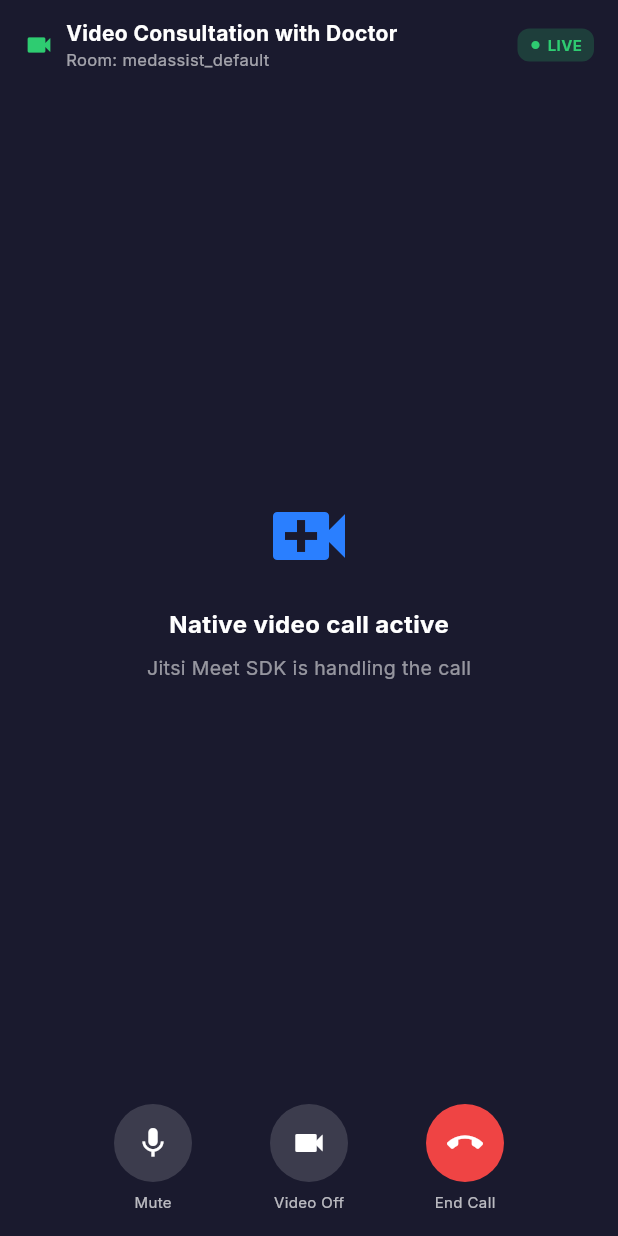
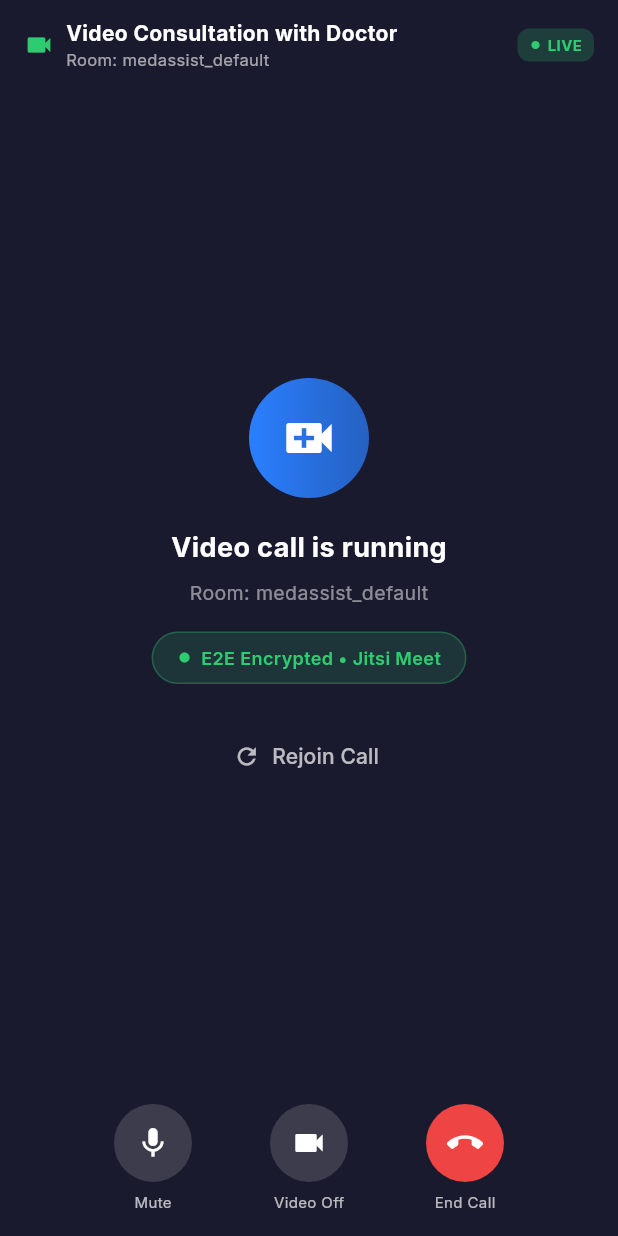
Before and after one commit to ADG1411/MedAssist-AI, a Flutter app: the ConsultationScreen screen opened by its route, after a tap on "Join Consultation", on a phone screen of 412 x 824 dp. Run offline on Flutter 3.47's test engine with Material 3 defaults, Android fonts, the phone set to English and light mode, and no system bars; our stand-ins replace cached_network_image, connectivity_plus, equatable, file_picker, fl_chart, flutter_dotenv and 12 more; missing offline and left inert: dart:html, dart:ui_web, health, jitsi_meet_flutter_sdk, liquid_glass_renderer, mobile_scanner and 1 more; accounts and stored records are empty.

Commit message:
feat: implement cross-platform Jitsi video consultation screen with lobby and call controls

```diff
--- a/Patient/lib/features/consultation/consultation_native.dart
+++ b/Patient/lib/features/consultation/consultation_native.dart
@@ -1,36 +1,158 @@
-// Native-specific Jitsi implementation
-// On mobile, we'll use Jitsi Meet Flutter SDK or a simple fallback
+// Native-specific Jitsi implementation using jitsi_meet_flutter_sdk
+// On Android/iOS, launches the real Jitsi Meet native SDK for full E2E video
 
 import 'package:flutter/material.dart';
+import 'package:jitsi_meet_flutter_sdk/jitsi_meet_flutter_sdk.dart';
 import '../../core/theme/app_colors.dart';
 
+// Store the Jitsi plugin instance
+final _jitsiMeet = JitsiMeet();
+String? _activeRoomId;
+
 void registerJitsiView(String roomId) {
-  // No-op on native — the native SDK doesn't use view factories
+  _activeRoomId = roomId;
 }
 
 Widget buildJitsiView(String roomId) {
-  // Placeholder for native platforms
-  // In production, this would launch the Jitsi Meet native SDK
-  // For now, show a waiting screen
+  // This returns a widget that provides a "Connected" status
+  // The actual Jitsi call runs as a native overlay via the SDK
+  return _NativeJitsiCallView(roomId: roomId);
+}
+
+/// Launch the real Jitsi meeting (called from consultation_screen.dart)
+Future<void> launchJitsiMeeting({
+  required String roomId,
+  String displayName = 'MedAssist Patient',
+  bool audioMuted = false,
+  bool videoMuted = false,
+}) async {
+  final options = JitsiMeetConferenceOptions(
+    serverURL: 'https://meet.jit.si',
+    room: roomId,
+    configOverrides: {
+      'startWithAudioMuted': audioMuted,
+      'startWithVideoMuted': videoMuted,
+      'subject': 'MedAssist Consultation',
+      'prejoinPageEnabled': false,
+    },
+    featureFlags: {
+      'unsaferoomwarning.enabled': false,
+      'security-options.enabled': false,
+      'lobby-mode.enabled': false,
+      'invite.enabled': false,
+      'live-streaming.enabled': false,
+      'recording.enabled': false,
+      'breakout-rooms.enabled': false,
+      'pip.enabled': true,
+      'chat.enabled': true,
+    },
+    userInfo: JitsiMeetUserInfo(
+      displayName: displayName,
+      email: '',
+    ),
+  );
+
+  await _jitsiMeet.join(options);
+}
+
+/// Internal widget shown in the consultation screen while the native
+/// Jitsi overlay is running on top.
+class _NativeJitsiCallView extends StatefulWidget {
+  final String roomId;
+  const _NativeJitsiCallView({required this.roomId});
+
+  @override
+  State<_NativeJitsiCallView> createState() => _NativeJitsiCallViewState();
+}
+
+class _NativeJitsiCallViewState extends State<_NativeJitsiCallView> {
+  bool _launched = false;
+
+  @override
+  void initState() {
+    super.initState();
+    // Auto-launch the native Jitsi call
+    _launchCall();
+  }
+
+  Future<void> _launchCall() async {
+    if (_launched) return;
+    _launched = true;
+
+    // Short delay to let the UI settle
+    await Future.delayed(const Duration(milliseconds: 500));
+
+    try {
+      await launchJitsiMeeting(roomId: widget.roomId);
+    } catch (e) {
+      debugPrint('Jitsi launch error: $e');
+    }
+  }
+
+  @override
+  Widget build(BuildContext context) {
     return Container(
       color: const Color(0xFF1A1A2E),
-    child: const Center(
+      child: Center(
         child: Column(
           mainAxisAlignment: MainAxisAlignment.center,
           children: [
-          Icon(Icons.video_call, size: 64, color: AppColors.primary),
-          SizedBox(height: 16),
+            Container(
+              width: 80,
+              height: 80,
+              decoration: BoxDecoration(
+                shape: BoxShape.circle,
+                gradient: LinearGradient(
+                  colors: [
+                    AppColors.primary,
+                    AppColors.primary.withValues(alpha: 0.7),
+                  ],
+                ),
+              ),
+              child: const Icon(Icons.video_call, size: 40, color: Colors.white),
+            ),
+            const SizedBox(height: 20),
+            const Text(
+              'Video call is running',
+              style: TextStyle(color: Colors.white, fontSize: 18, fontWeight: FontWeight.bold),
+            ),
+            const SizedBox(height: 8),
             Text(
-            'Native video call active',
-            style: TextStyle(color: Colors.white, fontSize: 16, fontWeight: FontWeight.bold),
+              'Room: ${widget.roomId}',
+              style: TextStyle(color: Colors.white.withValues(alpha: 0.5), fontSize: 13),
             ),
-          SizedBox(height: 8),
+            const SizedBox(height: 16),
+            Container(
+              padding: const EdgeInsets.symmetric(horizontal: 16, vertical: 8),
+              decoration: BoxDecoration(
+                color: AppColors.success.withValues(alpha: 0.15),
+                borderRadius: BorderRadius.circular(20),
+                border: Border.all(color: AppColors.success.withValues(alpha: 0.3)),
+              ),
+              child: const Row(
+                mainAxisSize: MainAxisSize.min,
+                children: [
+                  Icon(Icons.fiber_manual_record, color: AppColors.success, size: 10),
+                  SizedBox(width: 6),
                   Text(
-            'Jitsi Meet SDK is handling the call',
-            style: TextStyle(color: Colors.white54, fontSize: 13),
+                    'E2E Encrypted • Jitsi Meet',
+                    style: TextStyle(color: AppColors.success, fontSize: 12, fontWeight: FontWeight.w600),
+                  ),
+                ],
+              ),
+            ),
+            const SizedBox(height: 24),
+            TextButton.icon(
+              onPressed: () async {
+                setState(() => _launched = false);
+                await _launchCall();
+              },
+              icon: const Icon(Icons.refresh, color: Colors.white70, size: 18),
+              label: const Text('Rejoin Call', style: TextStyle(color: Colors.white70)),
             ),
           ],
         ),
       ),
     );
   }
+}
--- a/Patient/lib/features/consultation/consultation_screen.dart
+++ b/Patient/lib/features/consultation/consultation_screen.dart
@@ -35,13 +35,7 @@ class _ConsultationScreenState extends State<ConsultationScreen> {
   }
 
   void _joinMeeting() {
-    if (kIsWeb) {
-      setState(() => _inCall = true);
-    } else {
-      // On native, also just show the iframe-like view for now
-      // Full native Jitsi SDK can be added later for Android/iOS
-      setState(() => _inCall = true);
-    }
+    setState(() => _inCall = true);
   }
 
   void _endCall() {
```
Also changed, not shown: Patient/lib/features/nutrition/food_image_recognition_screen.dart (+42 -24 lines), 2 other files. Lines whose indentation alone changed are shown as unchanged.
